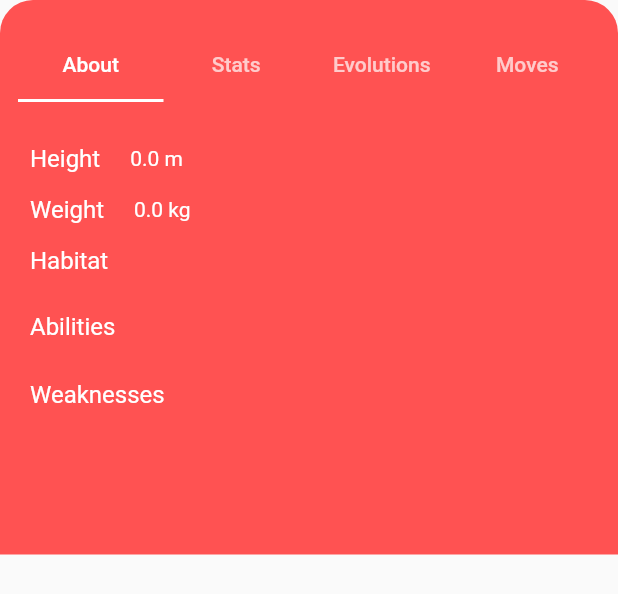
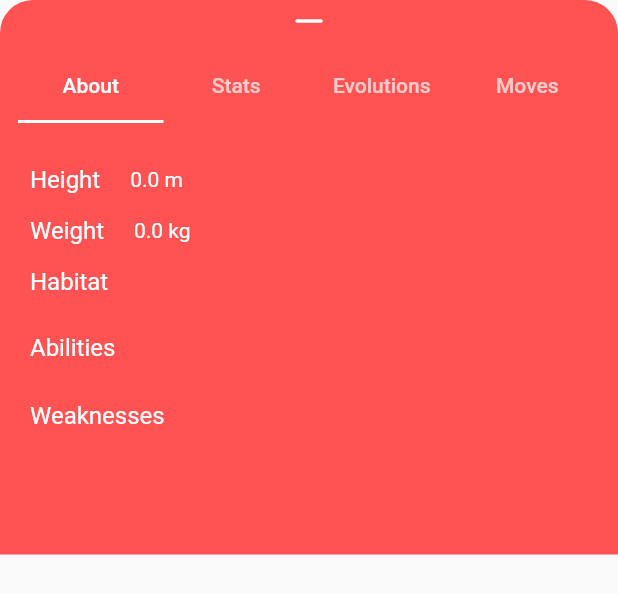
Before and after one commit to diogosequeira94/flutter_pokedex, a Flutter app: the TabsSection widget shown alone on an empty page, opened directly with empty values, on a phone screen of 412 x 824 dp. Shown: the top 594 px of the screen. Run offline on Flutter 3.47's test engine with Material 2 defaults, Android fonts, the phone set to English and light mode, and no system bars; our stand-ins replace bloc, equatable, flutter_bloc; missing offline and left inert: expandable_bottom_sheet; network calls fail.

Commit message:
final touches

```diff
--- a/lib/view/details_page/tabs_section.dart
+++ b/lib/view/details_page/tabs_section.dart
@@ -12,7 +12,7 @@ class TabsSection extends StatelessWidget {
   Widget build(BuildContext context) {
     final screenHeight = MediaQuery.of(context).size.height;
     return Container(
-      padding: const EdgeInsets.symmetric(vertical: 20.0, horizontal: 12.0),
+      padding: const EdgeInsets.fromLTRB(12.0, 10.0, 12.0, 30.0),
       decoration: const BoxDecoration(
         color: Colors.redAccent,
         borderRadius: BorderRadius.only(
@@ -27,6 +27,10 @@ class TabsSection extends StatelessWidget {
           height: screenHeight / 2.5,
           child: Column(
             children: <Widget>[
+              const Icon(
+                Icons.maximize_rounded,
+                color: Colors.white,
+              ),
               const TabBar(
                 indicatorColor: Colors.white,
                 labelPadding: EdgeInsets.zero,
--- a/lib/view/pokemon_details_page.dart
+++ b/lib/view/pokemon_details_page.dart
@@ -42,7 +42,7 @@ class PokemonDetailsPage extends StatelessWidget {
                   ],
                 ),
               ),
-              persistentContentHeight: 300,
+              persistentContentHeight: 310,
               expandableContent: Padding(
                 padding: const EdgeInsets.only(top: 45.0),
                 child: TabsSection(
```
Also changed, not shown: lib/view/home_page/pokemon_list_widget.dart (+9 -3 lines).
